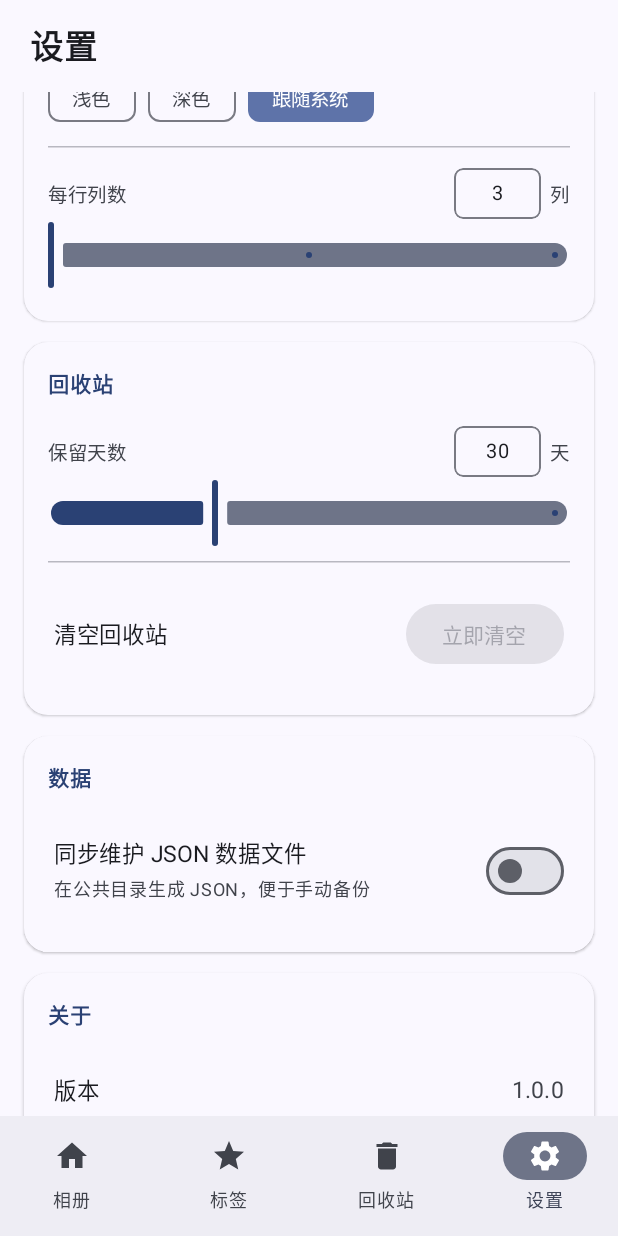
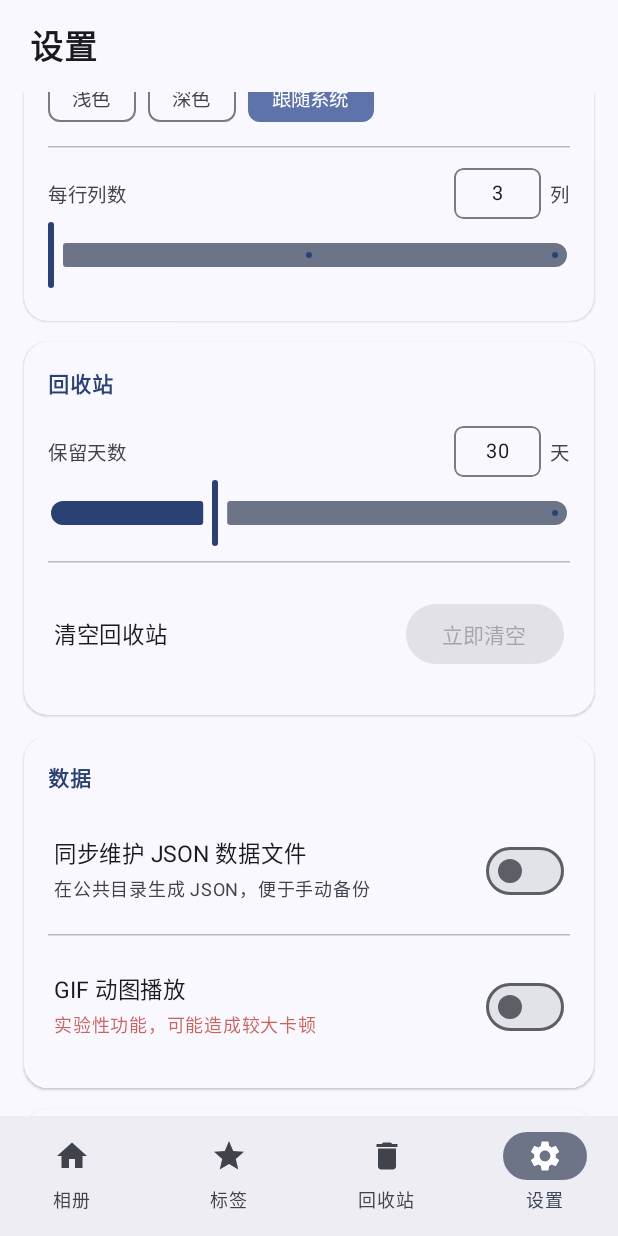
Before and after one commit to dyf189/memeManager, an Android app built with Jetpack Compose: the SettingsScreen screen opened through its navigation route, scrolled down 477 dp, on a phone screen of 412 x 824 dp. Run offline under Robolectric (Android 15) with nearby library versions, the light colour scheme and no system bars; our stand-ins replace Dagger/Hilt's generated code, Room's generated code, paging; libraries missing offline, so code that uses them is left out: androidx.compose.remote, androidx.room.util; 4 statements that could not run were skipped.

Commit message:
feat: GIF 动图播放开关 + 全选修复
1. 取消全选残留 4 项 — 新增 unselectAll() 清空整个选中集
   （原来只取消已加载项，未加载的残留）
2. 设置页「GIF 动图播放」开关（数据卡片，默认关闭，标注
   『实验性功能，可能造成较大卡顿』）
   - 关闭：网格 GIF 用 BitmapFactoryDecoder 只显示第一帧（静态），
     滚动不卡；详情页仍播放动画
   - 开启：网格 GIF 播放动画，但解码尺寸降到 256px 并禁用
     crossfade 缓解卡顿
3. AppSettings/SettingsKeys/SettingsViewModel 接线

```diff
--- a/app/src/main/java/com/mememanager/data/settings/AppSettings.kt
+++ b/app/src/main/java/com/mememanager/data/settings/AppSettings.kt
@@ -19,6 +19,8 @@ data class AppSettings(
     val gridColumns: Int = 3,
     val trashDays: Int = 30,
     val jsonSyncEnabled: Boolean = false,
+    /** 网格中 GIF 动图播放（实验性，可能造成卡顿） */
+    val gifAnimationEnabled: Boolean = false,
     val exportDirUri: String? = null
 )
 
@@ -29,6 +31,7 @@ object SettingsKeys {
     val GRID_COLUMNS = intPreferencesKey("grid_columns")
     val TRASH_DAYS = intPreferencesKey("trash_days")
     val JSON_SYNC_ENABLED = booleanPreferencesKey("json_sync_enabled")
+    val GIF_ANIMATION_ENABLED = booleanPreferencesKey("gif_animation_enabled")
     val EXPORT_DIR_URI = stringPreferencesKey("export_dir_uri")
     val SEARCH_HISTORY = stringSetPreferencesKey("search_history")
     val CUSTOM_COLORS = stringSetPreferencesKey("custom_colors")
--- a/app/src/main/java/com/mememanager/ui/screen/album/AlbumScreen.kt
+++ b/app/src/main/java/com/mememanager/ui/screen/album/AlbumScreen.kt
@@ -153,7 +153,7 @@ fun AlbumScreen(
                     totalCount = totalIds.size,
                     onCancel = { viewModel.exitMultiSelectMode() },
                     onSelectAll = {
-                        if (allSelected) viewModel.unselectGroup(totalIds)
+                        if (allSelected) viewModel.unselectAll()
                         else viewModel.selectAll()
                     },
                     onShare = { shareExpanded = true },
@@ -309,6 +309,7 @@ fun AlbumScreen(
                             AlbumGridItem(
                                 mediaWithTags = mediaWithTags,
                                 isSelected = mediaWithTags.media.id in uiState.selectedMediaIds,
+                                gifAnimated = settings.gifAnimationEnabled,
                                 onClick = {
                                     if (uiState.isMultiSelectMode) {
                                         viewModel.toggleSelection(mediaWithTags.media.id)
--- a/app/src/main/java/com/mememanager/ui/screen/settings/SettingsScreen.kt
+++ b/app/src/main/java/com/mememanager/ui/screen/settings/SettingsScreen.kt
@@ -217,6 +217,26 @@ fun SettingsScreen(
                         Switch(
                             checked = settings.jsonSyncEnabled,
                             onCheckedChange = { viewModel.setJsonSyncEnabled(it) }
+                        )
+                    }
+                    Divider()
+                    Row(
+                        modifier = Modifier
+                            .fillMaxWidth()
+                            .padding(horizontal = 4.dp, vertical = 14.dp),
+                        verticalAlignment = Alignment.CenterVertically
+                    ) {
+                        Column(modifier = Modifier.weight(1f)) {
+                            Text("GIF 动图播放", fontSize = 15.sp)
+                            Text(
+                                "实验性功能，可能造成较大卡顿",
+                                fontSize = 12.sp,
+                                color = MaterialTheme.colorScheme.error.copy(alpha = 0.7f)
+                            )
+                        }
+                        Switch(
+                            checked = settings.gifAnimationEnabled,
+                            onCheckedChange = { viewModel.setGifAnimationEnabled(it) }
                         )
                     }
                 }
--- a/app/src/main/java/com/mememanager/ui/viewmodel/AlbumViewModel.kt
+++ b/app/src/main/java/com/mememanager/ui/viewmodel/AlbumViewModel.kt
@@ -164,6 +164,11 @@ class AlbumViewModel @Inject constructor(
         }
     }
 
+    /** 取消全选：清空整个选中集（不能只取消已加载项，未加载的会残留） */
+    fun unselectAll() {
+        _uiState.update { it.copy(selectedMediaIds = emptySet()) }
+    }
+
     fun selectGroup(ids: Set<Long>) {
         _uiState.update { state ->
             val merged = state.selectedMediaIds + ids
--- a/app/src/main/java/com/mememanager/ui/viewmodel/SettingsViewModel.kt
+++ b/app/src/main/java/com/mememanager/ui/viewmodel/SettingsViewModel.kt
@@ -31,6 +31,7 @@ class SettingsViewModel @Inject constructor(
                 gridColumns = prefs[SettingsKeys.GRID_COLUMNS] ?: 3,
                 trashDays = prefs[SettingsKeys.TRASH_DAYS] ?: 30,
                 jsonSyncEnabled = prefs[SettingsKeys.JSON_SYNC_ENABLED] ?: false,
+                gifAnimationEnabled = prefs[SettingsKeys.GIF_ANIMATION_ENABLED] ?: false,
                 exportDirUri = prefs[SettingsKeys.EXPORT_DIR_URI]
             )
         }
@@ -75,6 +76,12 @@ class SettingsViewModel @Inject constructor(
         }
     }
 
+    fun setGifAnimationEnabled(value: Boolean) {
+        viewModelScope.launch {
+            dataStore.edit { it[SettingsKeys.GIF_ANIMATION_ENABLED] = value }
+        }
+    }
+
     /** 设置导出目录（SAF tree URI，已持久授权） */
     fun setExportDirUri(uri: String) {
         viewModelScope.launch {
```
Also changed, not shown: app/src/main/java/com/mememanager/ui/screen/album/AlbumGridItem.kt (+15 -8 lines).
